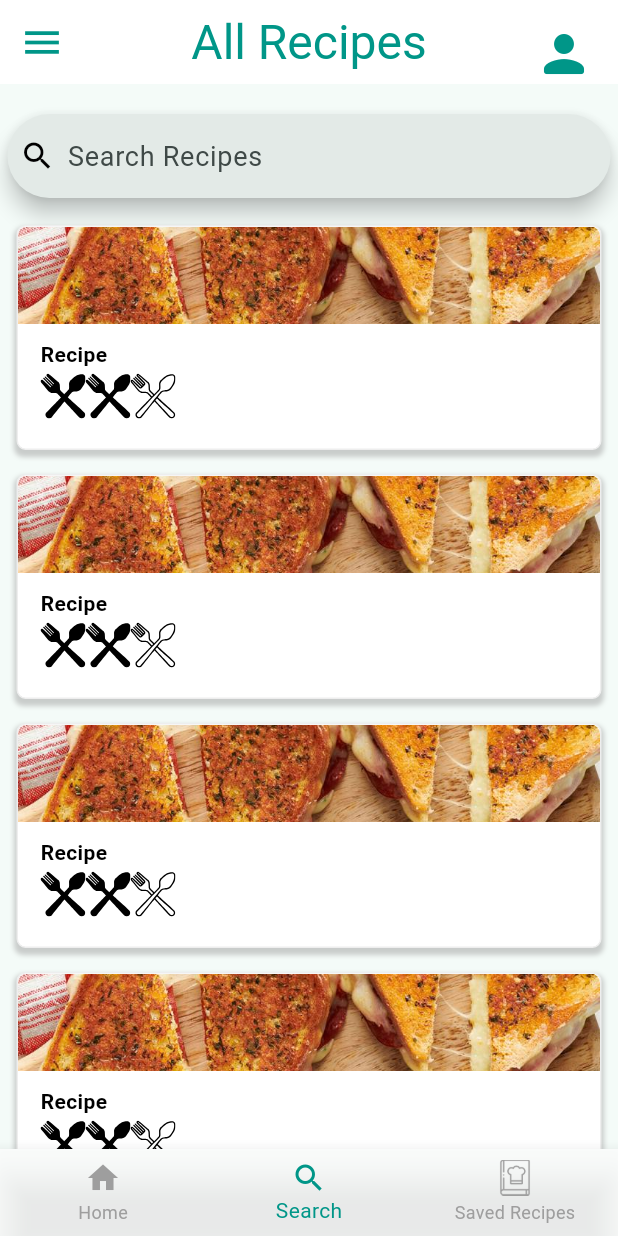
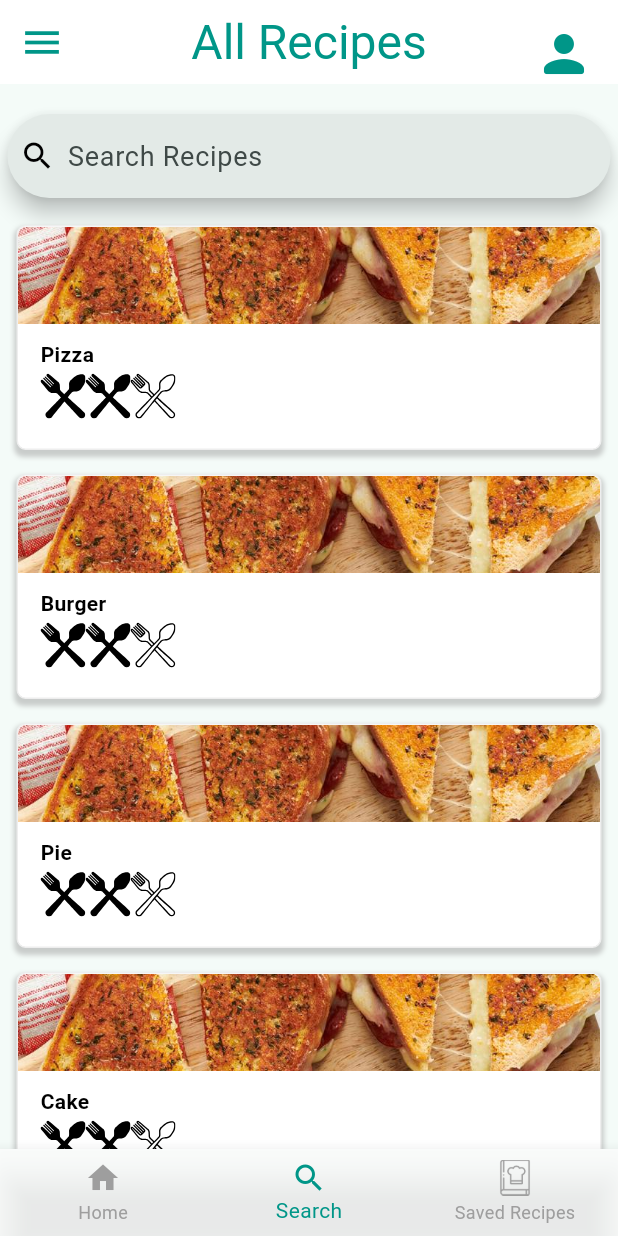
Before and after one commit to DarkRose2021/RecipeApp, a Flutter app: the screen it shows after launch, item 2 of the bottom bar chosen, on a phone screen of 412 x 824 dp. Run offline on Flutter 3.47's test engine with Material 3 defaults, Android fonts, the phone set to English and light mode, and no system bars; our stand-ins replace easy_splash_screen, flutter_svg.

Commit message:
Got the search bar to filter

```diff
--- a/lib/common/recipe-card.dart
+++ b/lib/common/recipe-card.dart
@@ -2,7 +2,7 @@ import 'package:flutter/material.dart';
 import 'package:flutter_svg/svg.dart';
 
 
-Container recipeCard(String imagePath, String name,) {
+Container recipeCard(String imagePath, String name) {
   return Container(
     margin: const EdgeInsets.all(8),
     padding: const EdgeInsets.all(0),
--- a/lib/pages/all-recipes.dart
+++ b/lib/pages/all-recipes.dart
@@ -16,6 +16,16 @@ class AllRecipes extends StatefulWidget {
 enum AccountItems { profile, settings, logout }
 
 class _AllRecipes extends State<AllRecipes> {
+  String query = '';
+  TextEditingController searchController = TextEditingController();
+  List<String> allRecipeNames = [
+    'Pizza',
+    'Burger',
+    'Pie',
+    'Cake',
+    'Bread',
+  ];
+
   Padding profileButton() {
     // ignore: unused_local_variable
     AccountItems? selectedItem;
@@ -81,33 +91,23 @@ class _AllRecipes extends State<AllRecipes> {
         body: SingleChildScrollView(
           child: Column(
             children: [
-              const Padding(
-                padding:
-                    EdgeInsets.only(top: 20, bottom: 10, left: 5, right: 5),
+              Padding(
+                padding: const EdgeInsets.only(
+                    top: 20, bottom: 10, left: 5, right: 5),
                 child: SearchBar(
-                  hintText: 'Search Recipes',
-                  leading: Icon(
-                    Icons.search,
-                    color: Colors.black,
-                  ),
-                ),
+                    hintText: 'Search Recipes',
+                    controller: searchController,
+                    leading: const Icon(
+                      Icons.search,
+                      color: Colors.black,
+                    ),
+                    onChanged: (value) {
+                      setState(() {
+                        query = value;
+                      });
+                    }),
               ),
-              recipeCard('assets/images/tempRecipeImg.jpg', 'Recipe'),
-              recipeCard('assets/images/tempRecipeImg.jpg', 'Recipe'),
-              recipeCard('assets/images/tempRecipeImg.jpg', 'Recipe'),
-              recipeCard('assets/images/tempRecipeImg.jpg', 'Recipe'),
-              recipeCard('assets/images/tempRecipeImg.jpg', 'Recipe'),
-              recipeCard('assets/images/tempRecipeImg.jpg', 'Recipe'),
-              recipeCard('assets/images/tempRecipeImg.jpg', 'Recipe'),
-              recipeCard('assets/images/tempRecipeImg.jpg', 'Recipe'),
-              recipeCard('assets/images/tempRecipeImg.jpg', 'Recipe'),
-              recipeCard('assets/images/tempRecipeImg.jpg', 'Recipe'),
-              recipeCard('assets/images/tempRecipeImg.jpg', 'Recipe'),
-              recipeCard('assets/images/tempRecipeImg.jpg', 'Recipe'),
-              SvgPicture.asset(
-                'assets/icons/recipe.png',
-                width: 40.0,
-              ),
+              ...filteredRecipeCards(),
             ],
           ),
         ),
@@ -117,4 +117,18 @@ class _AllRecipes extends State<AllRecipes> {
       theme: customTheme,
     );
   }
+
+   List<Widget> filteredRecipeCards() {
+    String searchTerm = query.toLowerCase();
+
+    List<String> filteredRecipeNames = allRecipeNames
+        .where((recipeName) => recipeName.toLowerCase().contains(searchTerm))
+        .toList();
+
+    List<Widget> filteredCards = filteredRecipeNames
+        .map((recipeName) => recipeCard('assets/images/tempRecipeImg.jpg', recipeName))
+        .toList();
+
+    return filteredCards;
+  }
 }
--- a/pubspec.yaml
+++ b/pubspec.yaml
@@ -28,4 +28,4 @@ flutter:
   fonts:
     - family: Nexus
       fonts:
-        - asset: fonts/NexusSerif.ttf
+        - asset: assets/fonts/NexusSerif.ttf
```
